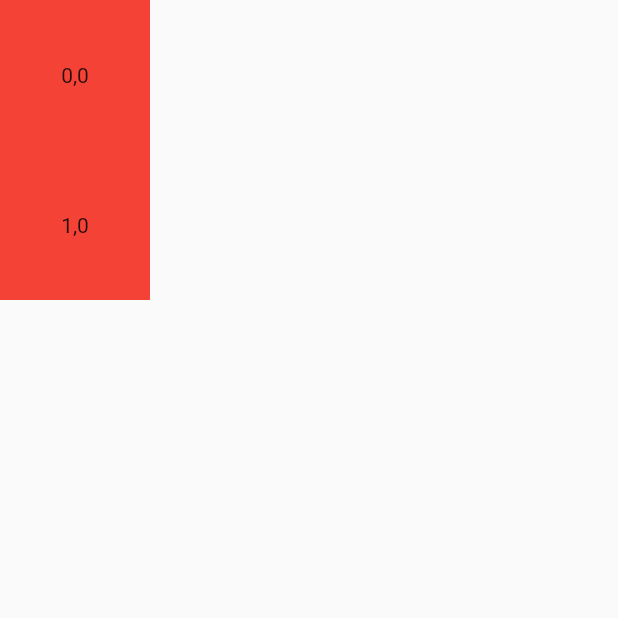
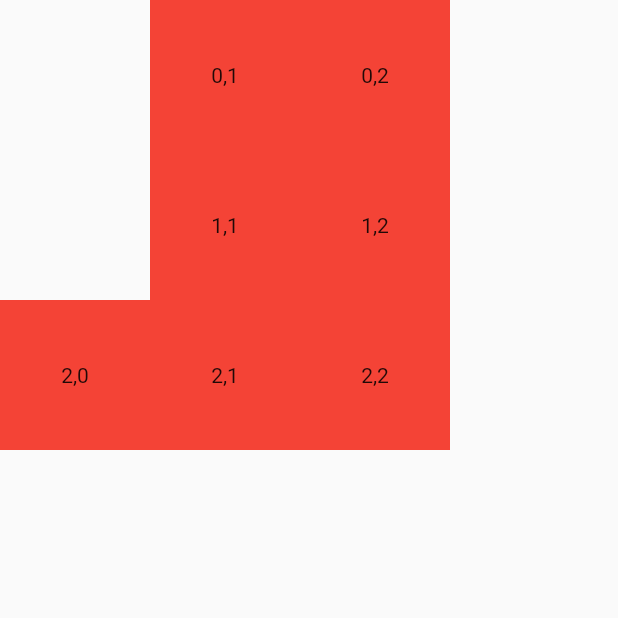
Before and after one commit to adventures-in/friendslide, a Flutter app: the screen it shows once a user with an empty profile is signed in, after a tap on an icon or button, on a phone screen of 412 x 824 dp, the top half of it. Run offline on Flutter 3.47's test engine with Material 2 defaults, Android fonts, the phone set to English and light mode, and no system bars; our stand-ins replace fast_immutable_collections, firebase_auth, firebase_core, flutter_redux, redux; missing offline and left inert: flutterfire_ui; accounts and stored records are empty; generated files the repository leaves out were written again.

Commit message:
Use map of id to puzzle piece, update state on tap
- added fast_immutable_collections to handle
  the messy reality of immutable collections
- changed to using an IMap to hold puzzle pieces, maps the id to a piece
- each puzzle piece also keeps it's id as a member
  so the id can be sent in an action on tapping a puzzle piece
- updated the reducer to just change the tapped pieces state

```diff
--- a/lib/app/app_state.dart
+++ b/lib/app/app_state.dart
@@ -2,7 +2,7 @@ import '../puzzle/state/puzzle_state.dart';
 
 /// Immutable state for the app
 class AppState {
-  AppState.init() : _puzzle = PuzzleState.init();
+  const AppState.init() : _puzzle = const PuzzleState.init();
 
   const AppState._(PuzzleState puzzle) : _puzzle = puzzle;
 
--- a/lib/puzzle/actions/move_puzzle_piece_action.dart
+++ b/lib/puzzle/actions/move_puzzle_piece_action.dart
@@ -1,7 +1,6 @@
 import '../../utils/types.dart';
 
 class MovePuzzlePieceAction extends ReduxAction {
-  MovePuzzlePieceAction({required this.atX, required this.atY});
-  final int atX;
-  final int atY;
+  MovePuzzlePieceAction({required this.id});
+  final String id;
 }
--- a/lib/puzzle/reducers/move_puzzle_piece_reducer.dart
+++ b/lib/puzzle/reducers/move_puzzle_piece_reducer.dart
@@ -5,6 +5,9 @@ import '../../app/app_state.dart';
 class MovePuzzlePieceReducer extends ReducerClass<AppState> {
   @override
   AppState call(state, action) {
-    return state.copyWith(puzzle: state.puzzle.copyWithPieces(selected: true));
+    var piece = state.puzzle.pieces[action.id]!;
+    return state.copyWith(
+        puzzle: state.puzzle
+            .copyWithPiece(action.id, piece.copyWith(x: piece.x + 1)));
   }
 }
--- a/lib/puzzle/state/puzzle_piece_state.dart
+++ b/lib/puzzle/state/puzzle_piece_state.dart
@@ -1,17 +1,17 @@
 class PuzzlePieceState {
-  const PuzzlePieceState(int x, int y, {bool selected = false})
+  const PuzzlePieceState(int x, int y, String id)
       : _x = x,
         _y = y,
-        _selected = selected;
+        _id = id;
 
   final int _x;
   final int _y;
-  final bool _selected;
+  final String _id;
 
   int get x => _x;
   int get y => _y;
-  bool get selected => _selected;
+  String get id => _id;
 
-  PuzzlePieceState copyWith({int? x, int? y, bool? selected}) =>
-      PuzzlePieceState(x ?? _x, y ?? _y, selected: selected ?? _selected);
+  PuzzlePieceState copyWith({int? x, int? y, String? id}) =>
+      PuzzlePieceState(x ?? _x, y ?? _y, id ?? _id);
 }
--- a/lib/puzzle/state/puzzle_state.dart
+++ b/lib/puzzle/state/puzzle_state.dart
@@ -1,37 +1,39 @@
-import 'dart:collection';
+import 'package:fast_immutable_collections/fast_immutable_collections.dart';
 
 import 'puzzle_piece_state.dart';
 
 /// Immutable state for the puzzle
 class PuzzleState {
-  PuzzleState.init()
+  const PuzzleState.init()
       : _emptyX = 0,
         _emptyY = 0,
-        _pieces = UnmodifiableListView(
-            [const PuzzlePieceState(0, 0), const PuzzlePieceState(1, 0)]);
+        _pieces = const IMapConst({
+          '1': PuzzlePieceState(1, 0, '1'),
+          '2': PuzzlePieceState(2, 0, '2'),
+          '3': PuzzlePieceState(0, 1, '3'),
+          '4': PuzzlePieceState(1, 1, '4'),
+          '5': PuzzlePieceState(2, 1, '5'),
+          '6': PuzzlePieceState(0, 2, '6'),
+          '7': PuzzlePieceState(1, 2, '7'),
+          '8': PuzzlePieceState(2, 2, '8'),
+        });
 
   const PuzzleState._(
-      int emptyX, int emptyY, UnmodifiableListView<PuzzlePieceState> pieces)
+      int emptyX, int emptyY, IMap<String, PuzzlePieceState> pieces)
       : _emptyX = emptyX,
         _emptyY = emptyY,
         _pieces = pieces;
 
   final int _emptyX;
   final int _emptyY;
-  final UnmodifiableListView<PuzzlePieceState> _pieces;
+  final IMap<String, PuzzlePieceState> _pieces;
 
   int get emptyX => _emptyX;
   int get emptyY => _emptyY;
-  List<PuzzlePieceState> get pieces =>
-      List<PuzzlePieceState>.unmodifiable(_pieces);
+  IMap<String, PuzzlePieceState> get pieces => _pieces;
 
-  PuzzleState copyWithPieces({bool? selected}) {
-    var newList = <PuzzlePieceState>[];
-    for (PuzzlePieceState piece in _pieces) {
-      newList.add(piece.copyWith(selected: selected));
-    }
-
-    return PuzzleState._(_emptyX, emptyY, UnmodifiableListView(newList));
+  PuzzleState copyWithPiece(String id, PuzzlePieceState piece) {
+    return PuzzleState._(_emptyX, emptyY, _pieces.update(id, (value) => piece));
   }
 
   /// We don't allow a [List<PuzzlePieceState>] to be passed in to copyWith
@@ -39,6 +41,3 @@ class PuzzleState {
   PuzzleState copyWith({int? emptyX, int? emptyY}) =>
       PuzzleState._(emptyX ?? _emptyX, emptyY ?? _emptyY, _pieces);
 }
-
-// don't allow a list to be passed in anywhere, including:
-// - copyWith
--- a/lib/puzzle/widgets/puzzle.dart
+++ b/lib/puzzle/widgets/puzzle.dart
@@ -21,7 +21,7 @@ class _PuzzleState extends State<Puzzle> {
       converter: (store) => store.state.puzzle,
       builder: (context, puzzle) {
         return Stack(
-            children: puzzle.pieces
+            children: puzzle.pieces.values
                 .map((state) => PuzzlePiece(state: state))
                 .toList());
       },
--- a/lib/puzzle/widgets/puzzle_piece.dart
+++ b/lib/puzzle/widgets/puzzle_piece.dart
@@ -12,13 +12,12 @@ class PuzzlePiece extends StatelessWidget {
   @override
   Widget build(BuildContext context) {
     return AnimatedPositioned(
-        top: state.selected ? state.x * 100.0 : (state.x + 1) * 100.0,
-        left: state.selected ? state.y * 0.0 : (state.y + 1) * 100.0,
+        top: state.x * 100.0,
+        left: state.y * 100.0,
         duration: const Duration(seconds: 1),
         curve: Curves.fastOutSlowIn,
         child: GestureDetector(
-            onTap: () => context
-                .dispatch(MovePuzzlePieceAction(atX: state.x, atY: state.y)),
+            onTap: () => context.dispatch(MovePuzzlePieceAction(id: state.id)),
             child: Container(
               width: 100,
               height: 100,
--- a/pubspec.yaml
+++ b/pubspec.yaml
@@ -14,6 +14,7 @@ dependencies:
   firebase_core: ^1.12.0
   redux: ^5.0.0
   flutter_redux: ^0.8.2
+  fast_immutable_collections: ^7.2.0
 
 dev_dependencies:
   flutter_test:
```
Also changed, not shown: pubspec.lock.
